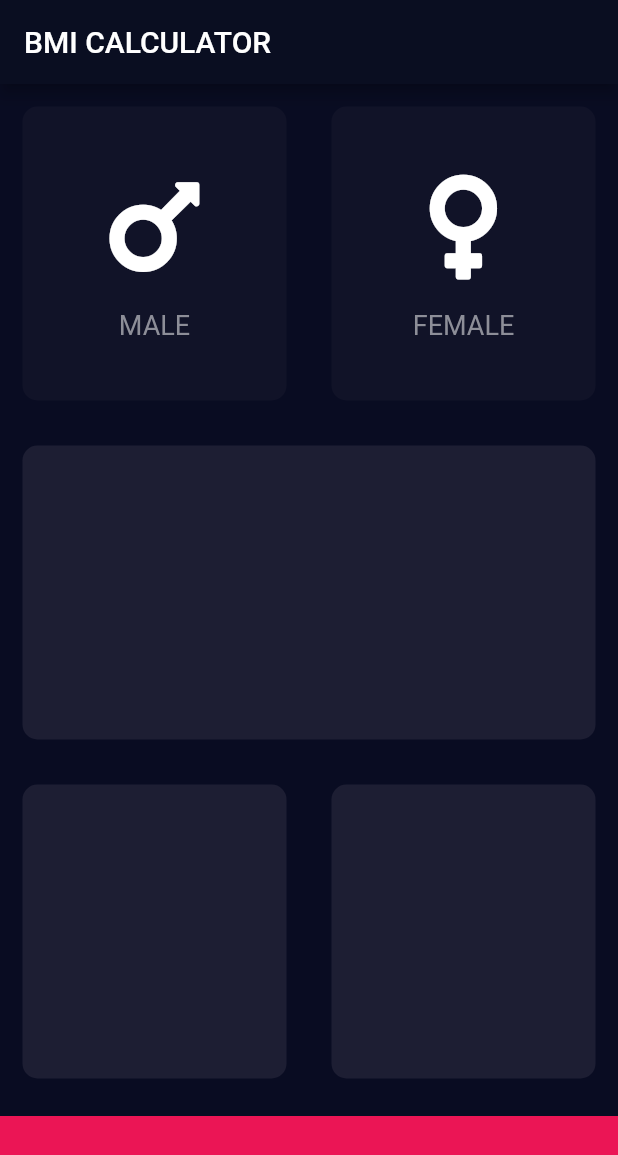
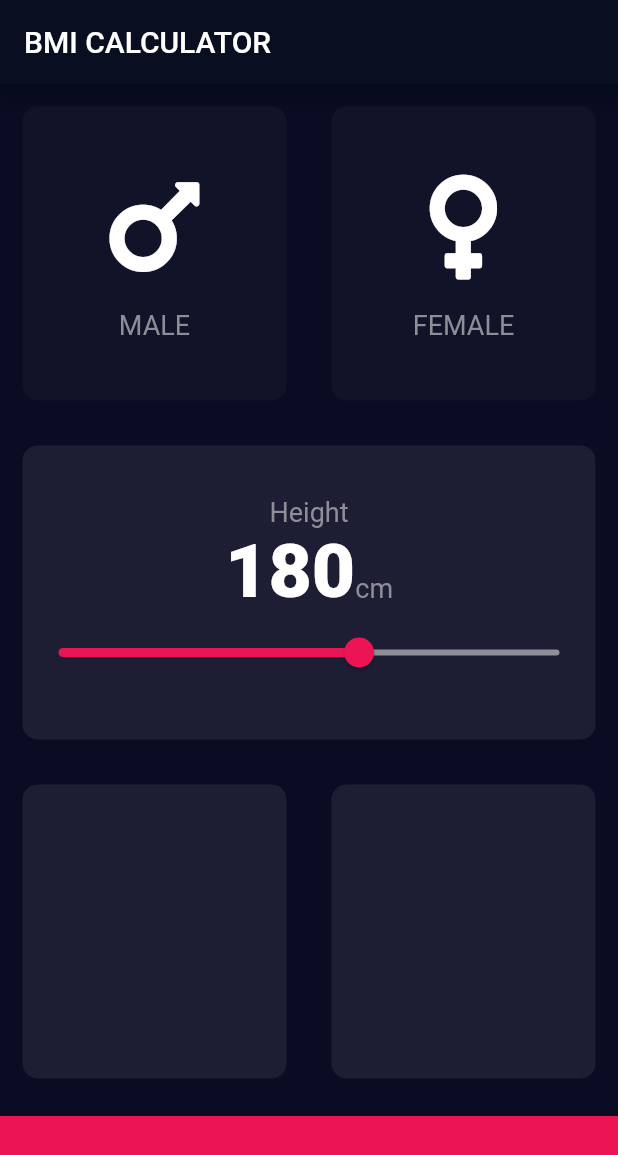
Before and after one commit to CKaii/BMI-Calculator-, a Flutter app: the screen it shows after launch, on a phone screen of 412 x 824 dp. Shown: the top 1155 px of the screen. Run offline on Flutter 3.47's test engine with Material 2 defaults, Android fonts, the phone set to English and light mode, and no system bars; our stand-ins replace font_awesome_flutter.

Commit message:
Added slider widget to select height

```diff
--- /dev/null
+++ b/lib/constants.dart
@@ -0,0 +1,13 @@
+import 'package:flutter/material.dart';
+
+const kBottomContainerHeight = 80.0;
+const kActiveCardColor = Color(0xFF1D1E33);
+const kInactiveCardColor = Color(0xFF111328);
+const kBottomContainerColor = Color(0xFFEB1555);
+
+const kLabelTextStyle = TextStyle(
+  fontSize: 18.0,
+  color: Color(0xFF8D8E98),
+);
+
+const kSliderTextStyle = TextStyle(fontSize: 50.0, fontWeight: FontWeight.w900);
--- a/lib/input_page.dart
+++ b/lib/input_page.dart
@@ -2,11 +2,8 @@ import 'package:flutter/material.dart';
 import 'package:font_awesome_flutter/font_awesome_flutter.dart';
 import 'reusable_icon.dart';
 import 'reusable_card.dart';
+import 'constants.dart';
 
-const bottomContainerHeight = 80.0;
-const activeCardColor = Color(0xFF1D1E33);
-const inactiveCardColor = Color(0xFF111328);
-const bottomContainerColor = Color(0xFFEB1555);
 enum Gender { male, female }
 
 class InputPage extends StatefulWidget {
@@ -16,6 +13,7 @@ class InputPage extends StatefulWidget {
 
 class _InputPageState extends State<InputPage> {
   Gender selectedGender;
+  int height = 180;
 
   @override
   Widget build(BuildContext context) {
@@ -24,6 +22,7 @@ class _InputPageState extends State<InputPage> {
         title: Text('BMI CALCULATOR'),
       ),
       body: Column(
+        crossAxisAlignment: CrossAxisAlignment.stretch,
         children: <Widget>[
           Expanded(
               child: Row(
@@ -36,8 +35,8 @@ class _InputPageState extends State<InputPage> {
                     });
                   },
                   cardColor: selectedGender == Gender.male
-                      ? activeCardColor
-                      : inactiveCardColor,
+                      ? kActiveCardColor
+                      : kInactiveCardColor,
                   cardChild: ReusableIcon(
                     cardIcon: FontAwesomeIcons.mars,
                     label: 'MALE',
@@ -52,8 +51,8 @@ class _InputPageState extends State<InputPage> {
                     });
                   },
                   cardColor: selectedGender == Gender.female
-                      ? activeCardColor
-                      : inactiveCardColor,
+                      ? kActiveCardColor
+                      : kInactiveCardColor,
                   cardChild: ReusableIcon(
                     cardIcon: FontAwesomeIcons.venus,
                     label: 'FEMALE',
@@ -64,8 +63,42 @@ class _InputPageState extends State<InputPage> {
           )),
           Expanded(
             child: ReusableCard(
-              cardColor: activeCardColor,
-            ),
+                cardColor: kActiveCardColor,
+                cardChild: Column(
+                  mainAxisAlignment: MainAxisAlignment.center,
+                  children: <Widget>[
+                    Text(
+                      'Height',
+                      style: kLabelTextStyle,
+                    ),
+                    Row(
+                      mainAxisAlignment: MainAxisAlignment.center,
+                      crossAxisAlignment: CrossAxisAlignment.baseline,
+                      textBaseline: TextBaseline.alphabetic,
+                      children: <Widget>[
+                        Text(
+                          height.toString(),
+                          style: kSliderTextStyle,
+                        ),
+                        Text(
+                          'cm',
+                          style: kLabelTextStyle,
+                        )
+                      ],
+                    ),
+                    Slider(
+                        value: height.toDouble(),
+                        min: 120.0,
+                        max: 220,
+                        activeColor: Color(0xFFEB1555),
+                        inactiveColor: Color(0xFF8D8E98),
+                        onChanged: (double newValue) {
+                          setState(() {
+                            height = newValue.round();
+                          });
+                        })
+                  ],
+                )),
           ),
           Expanded(
               child: Row(
@@ -83,10 +116,10 @@ class _InputPageState extends State<InputPage> {
             ],
           )),
           Container(
-            color: bottomContainerColor,
+            color: kBottomContainerColor,
             margin: EdgeInsets.only(top: 10),
             width: double.infinity,
-            height: bottomContainerHeight,
+            height: kBottomContainerHeight,
           )
         ],
       ),
--- a/lib/reusable_icon.dart
+++ b/lib/reusable_icon.dart
@@ -1,9 +1,5 @@
 import 'package:flutter/material.dart';
-
-const labelTextStyle = TextStyle(
-  fontSize: 18.0,
-  color: Color(0xFF8D8E98),
-);
+import 'constants.dart';
 
 class ReusableIcon extends StatelessWidget {
   ReusableIcon({this.cardIcon, this.label});
@@ -25,7 +21,7 @@ class ReusableIcon extends StatelessWidget {
         ),
         Text(
           label,
-          style: labelTextStyle,
+          style: kLabelTextStyle,
         )
       ],
     );
```
